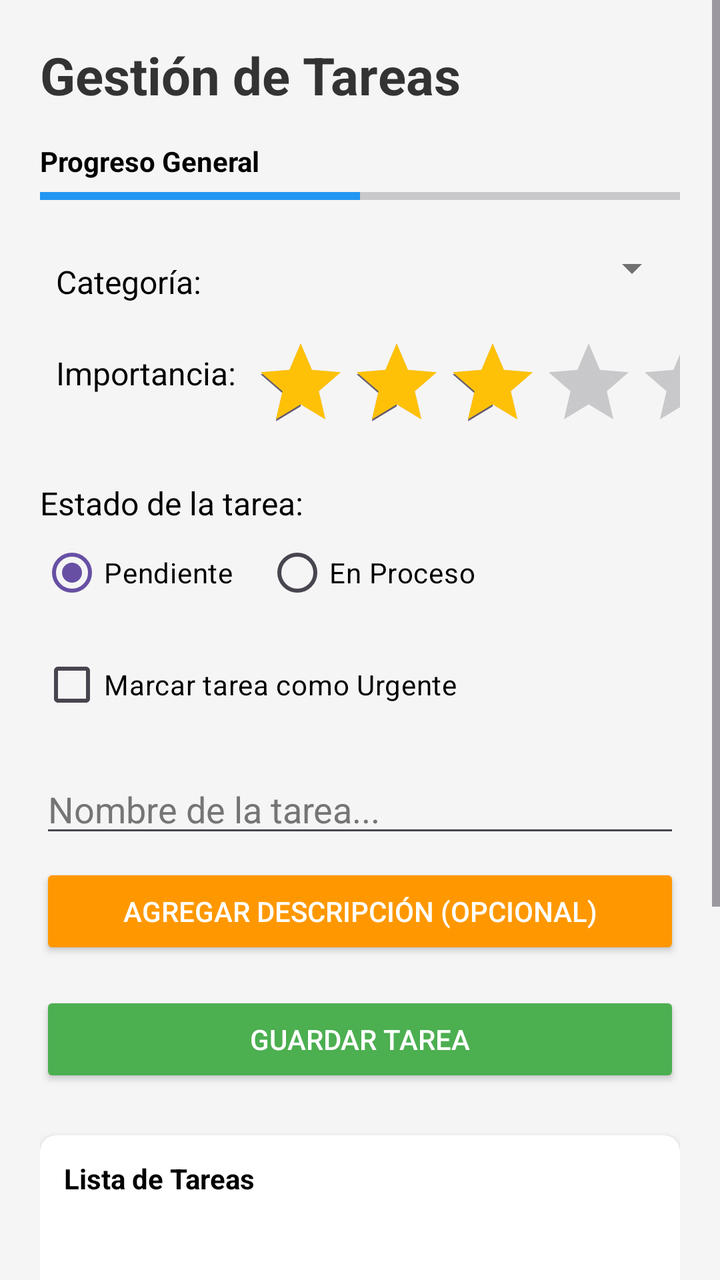
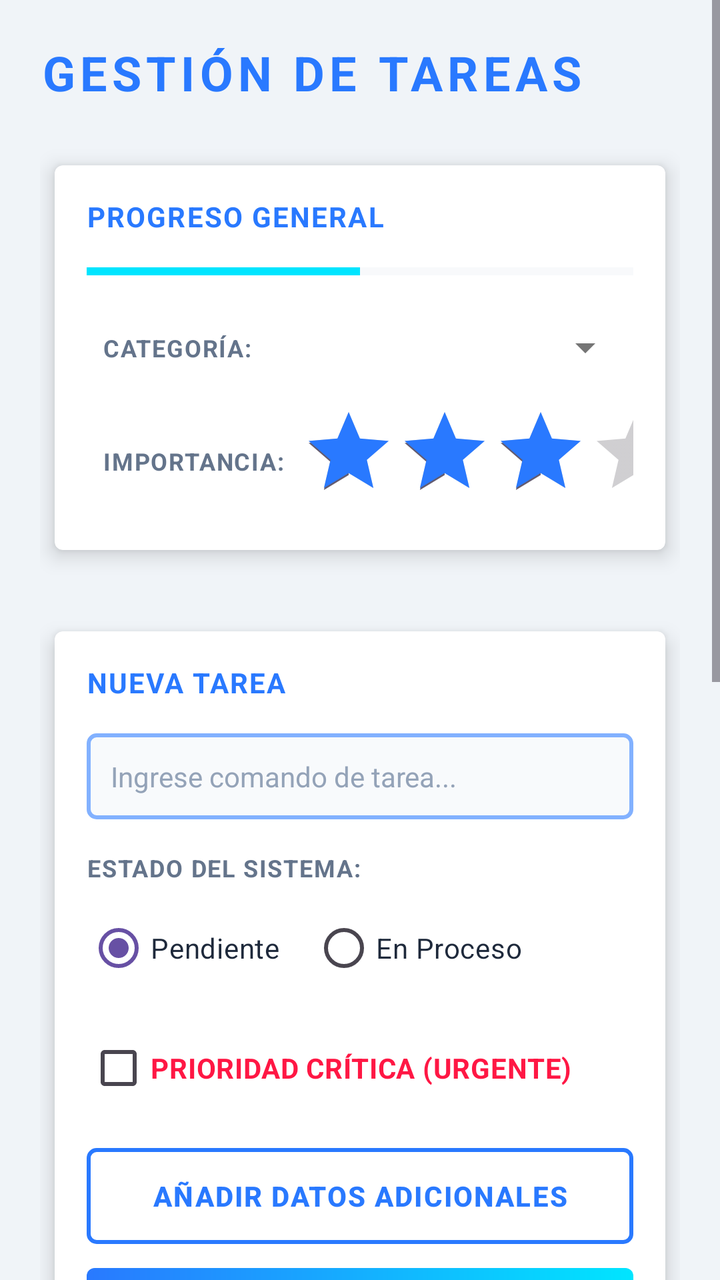

An Android layout rendered at two revisions. The XML below is the earlier revision; the diff shows what the commit changed to produce the second picture.
<!-- AndroidManifest.xml: application theme Theme.MyApplication -->
<!-- res/layout/activity_tareas.xml -->
<?xml version="1.0" encoding="utf-8"?>
<ScrollView xmlns:android="http://schemas.android.com/apk/res/android"
    xmlns:app="http://schemas.android.com/apk/res-auto"
    android:layout_width="match_parent"
    android:layout_height="match_parent"
    android:background="#F5F5F5">

    <LinearLayout
        android:layout_width="match_parent"
        android:layout_height="wrap_content"
        android:orientation="vertical"
        android:padding="20dp">

        <TextView
            android:layout_width="wrap_content"
            android:layout_height="wrap_content"
            android:layout_marginBottom="16dp"
            android:text="Gestión de Tareas"
            android:textColor="#333333"
            android:textSize="26sp"
            android:textStyle="bold" />

        <TextView
            android:layout_width="wrap_content"
            android:layout_height="wrap_content"
            android:text="Progreso General"
            android:textColor="#000000"
            android:textStyle="bold"/>

        <ProgressBar
            android:id="@+id/progressBar"
            style="?android:attr/progressBarStyleHorizontal"
            android:layout_width="match_parent"
            android:layout_height="wrap_content"
            android:layout_marginBottom="16dp"
            android:progress="50"
            android:progressTint="#2196F3" />

        <TableLayout
            android:layout_width="match_parent"
            android:layout_height="wrap_content"
            android:layout_marginBottom="16dp">

            <TableRow>
                <TextView
                    android:padding="8dp"
                    android:text="Categoría:"
                    android:textColor="#000000"
                    android:textSize="16sp" />

                
                <Spinner
                    android:id="@+id/spinnerCategoria"
                    android:layout_width="0dp"
                    android:layout_height="wrap_content"
                    android:layout_weight="1"
                    android:theme="@style/ThemeOverlay.AppCompat.Light" />
            </TableRow>

            <TableRow android:layout_marginTop="8dp">
                <TextView
                    android:padding="8dp"
                    android:text="Importancia:"
                    android:textColor="#000000"
                    android:textSize="16sp" />

                <RatingBar
                    android:id="@+id/ratingBar"
                    android:layout_width="wrap_content"
                    android:layout_height="wrap_content"
                    android:layout_gravity="center_vertical"
                    android:numStars="5"
                    android:rating="3"
                    android:stepSize="1"
                    android:progressTint="#FFC107" />
            </TableRow>
        </TableLayout>

        <TextView
            android:layout_width="wrap_content"
            android:layout_height="wrap_content"
            android:text="Estado de la tarea:"
            android:textColor="#000000"
            android:textSize="16sp" />

        <RadioGroup
            android:id="@+id/radioGroupEstado"
            android:layout_width="match_parent"
            android:layout_height="wrap_content"
            android:layout_marginBottom="8dp"
            android:orientation="horizontal">

            <RadioButton
                android:id="@+id/rbPendiente"
                android:layout_width="wrap_content"
                android:layout_height="wrap_content"
                android:checked="true"
                android:textColor="#000000"
                android:text="Pendiente" />

            <RadioButton
                android:id="@+id/rbEnProceso"
                android:layout_width="wrap_content"
                android:layout_height="wrap_content"
                android:layout_marginStart="16dp"
                android:textColor="#000000"
                android:text="En Proceso" />
        </RadioGroup>

        <CheckBox
            android:id="@+id/cbUrgente"
            android:layout_width="wrap_content"
            android:layout_height="wrap_content"
            android:layout_marginBottom="16dp"
            android:textColor="#000000"
            android:text="Marcar tarea como Urgente" />

        <EditText
            android:id="@+id/etNuevaTarea"
            android:layout_width="match_parent"
            android:layout_height="wrap_content"
            android:hint="Nombre de la tarea..."
            android:textColorHint="#757575"
            android:textColor="#000000"
            android:layout_marginBottom="8dp"/>

        <Button
            android:id="@+id/btnAgregarDescripcion"
            android:layout_width="match_parent"
            android:layout_height="wrap_content"
            android:text="Agregar Descripción (Opcional)"
            android:layout_marginBottom="16dp"
            android:textColor="#FFFFFF"
            android:backgroundTint="#FF9800"/>

        <Button
            android:id="@+id/btnGuardarTarea"
            android:layout_width="match_parent"
            android:layout_height="wrap_content"
            android:text="Guardar Tarea"
            android:layout_marginBottom="24dp"
            android:textColor="#FFFFFF"
            android:backgroundTint="#4CAF50"/>

        <androidx.cardview.widget.CardView
            android:layout_width="match_parent"
            android:layout_height="300dp"
            android:layout_marginBottom="16dp"
            app:cardCornerRadius="8dp"
            app:cardElevation="4dp"
            app:cardBackgroundColor="#FFFFFF">

            <LinearLayout
                android:layout_width="match_parent"
                android:layout_height="match_parent"
                android:orientation="vertical"
                android:padding="12dp">

                <TextView
                    android:layout_width="wrap_content"
                    android:layout_height="wrap_content"
                    android:layout_marginBottom="8dp"
                    android:text="Lista de Tareas"
                    android:textColor="#000000"
                    android:textStyle="bold" />

                <androidx.recyclerview.widget.RecyclerView
                    android:id="@+id/recyclerViewTareas"
                    android:layout_width="match_parent"
                    android:layout_height="match_parent" />
            </LinearLayout>
        </androidx.cardview.widget.CardView>

    </LinearLayout>

</ScrollView>
<!-- resources referenced by this layout -->
<resources>
  <style name="Theme.MyApplication" parent="Base.Theme.MyApplication" />
  <style name="Base.Theme.MyApplication" parent="Theme.Material3.Light.NoActionBar">
          <item name="android:forceDarkAllowed" tools:targetApi="q">false</item>
  
          
          
      </style>
</resources>

<!-- the commit's change to res/layout/activity_tareas.xml (unified diff, before → after) -->
@@ -3,7 +3,9 @@
     xmlns:app="http://schemas.android.com/apk/res-auto"
     android:layout_width="match_parent"
     android:layout_height="match_parent"
-    android:background="#F5F5F5">
+    android:background="#F0F4F8"
+    android:clipToPadding="false"
+    android:paddingBottom="24dp">
 
     <LinearLayout
         android:layout_width="match_parent"
@@ -14,160 +16,240 @@
         <TextView
             android:layout_width="wrap_content"
             android:layout_height="wrap_content"
-            android:layout_marginBottom="16dp"
+            android:layout_marginBottom="20dp"
             android:text="Gestión de Tareas"
-            android:textColor="#333333"
-            android:textSize="26sp"
-            android:textStyle="bold" />
-
-        <TextView
-            android:layout_width="wrap_content"
-            android:layout_height="wrap_content"
-            android:text="Progreso General"
-            android:textColor="#000000"
-            android:textStyle="bold"/>
-
-        <ProgressBar
-            android:id="@+id/progressBar"
-            style="?android:attr/progressBarStyleHorizontal"
+            android:textColor="#2979FF"
+            android:textSize="24sp"
+            android:textStyle="bold"
+            android:textAllCaps="true"
+            android:letterSpacing="0.1" />
+
+        <androidx.cardview.widget.CardView
             android:layout_width="match_parent"
             android:layout_height="wrap_content"
-            android:layout_marginBottom="16dp"
-            android:progress="50"
-            android:progressTint="#2196F3" />
-
-        <TableLayout
+            android:layout_marginBottom="20dp"
+            app:cardCornerRadius="4dp"
+            app:cardElevation="6dp"
+            app:cardBackgroundColor="#FFFFFF"
+            app:cardUseCompatPadding="true">
+
+            <LinearLayout
+                android:layout_width="match_parent"
+                android:layout_height="wrap_content"
+                android:orientation="vertical"
+                android:padding="16dp">
+
+                <TextView
+                    android:layout_width="wrap_content"
+                    android:layout_height="wrap_content"
+                    android:text="Progreso General"
+                    android:textColor="#2979FF"
+                    android:textSize="14sp"
+                    android:textStyle="bold"
+                    android:textAllCaps="true"
+                    android:letterSpacing="0.05"
+                    android:layout_marginBottom="12dp"/>
+
+                <ProgressBar
+                    android:id="@+id/progressBar"
+                    style="?android:attr/progressBarStyleHorizontal"
+                    android:layout_width="match_parent"
+                    android:layout_height="12dp"
+                    android:layout_marginBottom="16dp"
+                    android:progress="50"
+                    android:progressTint="#00E5FF"
+                    android:progressBackgroundTint="#E2E8F0" />
+
+                <TableLayout
+                    android:layout_width="match_parent"
+                    android:layout_height="wrap_content">
+
+                    <TableRow android:gravity="center_vertical">
+                        <TextView
+                            android:padding="8dp"
+                            android:text="Categoría:"
+                            android:textColor="#64748B"
+                            android:textSize="12sp"
+                            android:textStyle="bold"
+                            android:textAllCaps="true"
+                            android:letterSpacing="0.05" />
+
+                        <Spinner
+                            android:id="@+id/spinnerCategoria"
+                            android:layout_width="0dp"
+                            android:layout_height="wrap_content"
+                            android:layout_weight="1"
+                            android:theme="@style/ThemeOverlay.AppCompat.Light" />
+                    </TableRow>
+
+                    <TableRow android:layout_marginTop="12dp" android:gravity="center_vertical">
+                        <TextView
+                            android:padding="8dp"
+                            android:text="Importancia:"
+                            android:textColor="#64748B"
+                            android:textSize="12sp"
+                            android:textStyle="bold"
+                            android:textAllCaps="true"
+                            android:letterSpacing="0.05" />
+
+                        <RatingBar
+                            android:id="@+id/ratingBar"
+                            android:layout_width="wrap_content"
+                            android:layout_height="wrap_content"
+                            android:layout_gravity="center_vertical"
+                            android:numStars="5"
+                            android:rating="3"
+                            android:stepSize="1"
+                            android:progressTint="#2979FF" />
+                    </TableRow>
+                </TableLayout>
+
+            </LinearLayout>
+        </androidx.cardview.widget.CardView>
+
+        <androidx.cardview.widget.CardView
             android:layout_width="match_parent"
             android:layout_height="wrap_content"
-            android:layout_marginBottom="16dp">
-
-            <TableRow>
-                <TextView
-                    android:padding="8dp"
-                    android:text="Categoría:"
-                    android:textColor="#000000"
-                    android:textSize="16sp" />
-
-                
-                <Spinner
-                    android:id="@+id/spinnerCategoria"
-                    android:layout_width="0dp"
-                    android:layout_height="wrap_content"
-                    android:layout_weight="1"
-                    android:theme="@style/ThemeOverlay.AppCompat.Light" />
-            </TableRow>
-
-            <TableRow android:layout_marginTop="8dp">
-                <TextView
-                    android:padding="8dp"
-                    android:text="Importancia:"
-                    android:textColor="#000000"
-                    android:textSize="16sp" />
-
-                <RatingBar
-                    android:id="@+id/ratingBar"
-                    android:layout_width="wrap_content"
-                    android:layout_height="wrap_content"
-                    android:layout_gravity="center_vertical"
-                    android:numStars="5"
-                    android:rating="3"
-                    android:stepSize="1"
-                    android:progressTint="#FFC107" />
-            </TableRow>
-        </TableLayout>
-
-        <TextView
-            android:layout_width="wrap_content"
-            android:layout_height="wrap_content"
-            android:text="Estado de la tarea:"
-            android:textColor="#000000"
-            android:textSize="16sp" />
-
-        <RadioGroup
-            android:id="@+id/radioGroupEstado"
-            android:layout_width="match_parent"
-            android:layout_height="wrap_content"
-            android:layout_marginBottom="8dp"
-            android:orientation="horizontal">
-
-            <RadioButton
-                android:id="@+id/rbPendiente"
-                android:layout_width="wrap_content"
+            android:layout_marginBottom="20dp"
+            app:cardCornerRadius="4dp"
+            app:cardElevation="6dp"
+            app:cardBackgroundColor="#FFFFFF"
+            app:cardUseCompatPadding="true">
+
+            <LinearLayout
+                android:layout_width="match_parent"
                 android:layout_height="wrap_content"
-                android:checked="true"
-                android:textColor="#000000"
-                android:text="Pendiente" />
-
-            <RadioButton
-                android:id="@+id/rbEnProceso"
-                android:layout_width="wrap_content"
-                android:layout_height="wrap_content"
-                android:layout_marginStart="16dp"
-                android:textColor="#000000"
-                android:text="En Proceso" />
-        </RadioGroup>
-
-        <CheckBox
-            android:id="@+id/cbUrgente"
-            android:layout_width="wrap_content"
-            android:layout_height="wrap_content"
-            android:layout_marginBottom="16dp"
-            android:textColor="#000000"
-            android:text="Marcar tarea como Urgente" />
-
-        <EditText
-            android:id="@+id/etNuevaTarea"
-            android:layout_width="match_parent"
-            android:layout_height="wrap_content"
-            android:hint="Nombre de la tarea..."
-            android:textColorHint="#757575"
-            android:textColor="#000000"
-            android:layout_marginBottom="8dp"/>
-
-        <Button
-            android:id="@+id/btnAgregarDescripcion"
-            android:layout_width="match_parent"
-            android:layout_height="wrap_content"
-            android:text="Agregar Descripción (Opcional)"
-            android:layout_marginBottom="16dp"
-            android:textColor="#FFFFFF"
-            android:backgroundTint="#FF9800"/>
-
-        <Button
-            android:id="@+id/btnGuardarTarea"
-            android:layout_width="match_parent"
-            android:layout_height="wrap_content"
-            android:text="Guardar Tarea"
-            android:layout_marginBottom="24dp"
-            android:textColor="#FFFFFF"
-            android:backgroundTint="#4CAF50"/>
+                android:orientation="vertical"
+                android:padding="16dp">
+
+                <TextView
+                    android:layout_width="wrap_content"
+                    android:layout_height="wrap_content"
+                    android:text="Nueva Tarea"
+                    android:textColor="#2979FF"
+                    android:textSize="14sp"
+                    android:textStyle="bold"
+                    android:textAllCaps="true"
+                    android:letterSpacing="0.05"
+                    android:layout_marginBottom="16dp"/>
+
+                <EditText
+                    android:id="@+id/etNuevaTarea"
+                    android:layout_width="match_parent"
+                    android:layout_height="wrap_content"
+                    android:hint="Ingrese comando de tarea..."
+                    android:textColorHint="#94A3B8"
+                    android:textColor="#1E293B"
+                    android:textSize="14sp"
+                    android:padding="12dp"
+                    android:background="@drawable/bg_edit_text"
+                    android:layout_marginBottom="16dp"/>
+
+                <TextView
+                    android:layout_width="wrap_content"
+                    android:layout_height="wrap_content"
+                    android:text="Estado del sistema:"
+                    android:textColor="#64748B"
+                    android:textSize="12sp"
+                    android:textStyle="bold"
+                    android:textAllCaps="true"
+                    android:letterSpacing="0.05"
+                    android:layout_marginBottom="8dp"/>
+
+                <RadioGroup
+                    android:id="@+id/radioGroupEstado"
+                    android:layout_width="match_parent"
+                    android:layout_height="wrap_content"
+                    android:layout_marginBottom="12dp"
+                    android:orientation="horizontal">
+
+                    <RadioButton
+                        android:id="@+id/rbPendiente"
+                        android:layout_width="wrap_content"
+                        android:layout_height="wrap_content"
+                        android:checked="true"
+                        android:textColor="#1E293B"
+                        android:buttonTint="#2979FF"
+                        android:text="Pendiente" />
+
+                    <RadioButton
+                        android:id="@+id/rbEnProceso"
+                        android:layout_width="wrap_content"
+                        android:layout_height="wrap_content"
+                        android:layout_marginStart="16dp"
+                        android:textColor="#1E293B"
+                        android:buttonTint="#2979FF"
+                        android:text="En Proceso" />
+                </RadioGroup>
+
+                <CheckBox
+                    android:id="@+id/cbUrgente"
+                    android:layout_width="wrap_content"
+                    android:layout_height="wrap_content"
+                    android:layout_marginBottom="16dp"
+                    android:textColor="#FF1744"
+                    android:buttonTint="#FF1744"
+                    android:textStyle="bold"
+                    android:text="PRIORIDAD CRÍTICA (URGENTE)" />
+
+                <Button
+                    android:id="@+id/btnAgregarDescripcion"
+                    android:layout_width="match_parent"
+                    android:layout_height="wrap_content"
+                    android:text="Añadir Datos Adicionales"
+                    android:layout_marginBottom="12dp"
+                    android:textColor="#2979FF"
+                    android:textAllCaps="true"
+                    android:letterSpacing="0.05"
+                    android:textStyle="bold"
+                    android:background="@drawable/bg_button_secondary"/>
+
+                <Button
+                    android:id="@+id/btnGuardarTarea"
+                    android:layout_width="match_parent"
+                    android:layout_height="wrap_content"
+                    android:text="Ejecutar Tarea"
+                    android:textColor="#FFFFFF"
+                    android:textAllCaps="true"
+                    android:letterSpacing="0.05"
+                    android:textStyle="bold"
+                    android:background="@drawable/bg_button_primary"/>
+
+            </LinearLayout>
+        </androidx.cardview.widget.CardView>
 
         <androidx.cardview.widget.CardView
             android:layout_width="match_parent"
-            android:layout_height="300dp"
-            android:layout_marginBottom="16dp"
-            app:cardCornerRadius="8dp"
-            app:cardElevation="4dp"
-            app:cardBackgroundColor="#FFFFFF">
+            android:layout_height="400dp"
+            android:layout_marginBottom="8dp"
+            app:cardCornerRadius="4dp"
+            app:cardElevation="6dp"
+            app:cardBackgroundColor="#FFFFFF"
+            app:cardUseCompatPadding="true">
 
             <LinearLayout
                 android:layout_width="match_parent"
                 android:layout_height="match_parent"
                 android:orientation="vertical"
-                android:padding="12dp">
-
-                <TextView
-                    android:layout_width="wrap_content"
-                    android:layout_height="wrap_content"
-                    android:layout_marginBottom="8dp"
-                    android:text="Lista de Tareas"
-                    android:textColor="#000000"
-                    android:textStyle="bold" />
+                android:padding="16dp">
+
+                <TextView
+                    android:layout_width="wrap_content"
+                    android:layout_height="wrap_content"
+                    android:layout_marginBottom="12dp"
+                    android:text="Registro de Tareas"
+                    android:textColor="#2979FF"
+                    android:textSize="16sp"
+                    android:textStyle="bold"
+                    android:textAllCaps="true"
+                    android:letterSpacing="0.05" />
 
                 <androidx.recyclerview.widget.RecyclerView
                     android:id="@+id/recyclerViewTareas"
                     android:layout_width="match_parent"
-                    android:layout_height="match_parent" />
+                    android:layout_height="match_parent"
+                    android:clipToPadding="false"
+                    android:paddingBottom="8dp"/>
             </LinearLayout>
         </androidx.cardview.widget.CardView>
 
<!-- resource entries referenced after the edit -->
@@ -1,5 +1,39 @@
 <!-- resources referenced by this layout -->
 <resources>
+  <!-- drawable bg_button_primary (drawable) -->
+  <?xml version="1.0" encoding="utf-8"?>
+  <ripple xmlns:android="http://schemas.android.com/apk/res/android"
+      android:color="#33FFFFFF">
+      <item>
+          <shape android:shape="rectangle">
+              <gradient
+                  android:startColor="#2979FF"
+                  android:endColor="#00E5FF"
+                  android:angle="0"/>
+              <corners android:radius="4dp"/>
+          </shape>
+      </item>
+  </ripple>
+  <!-- drawable bg_button_secondary (drawable) -->
+  <?xml version="1.0" encoding="utf-8"?>
+  <ripple xmlns:android="http://schemas.android.com/apk/res/android"
+      android:color="#332979FF">
+      <item>
+          <shape android:shape="rectangle">
+              <solid android:color="#00000000"/>
+              <stroke android:width="2dp" android:color="#2979FF"/>
+              <corners android:radius="4dp"/>
+          </shape>
+      </item>
+  </ripple>
+  <!-- drawable bg_edit_text (drawable) -->
+  <?xml version="1.0" encoding="utf-8"?>
+  <shape xmlns:android="http://schemas.android.com/apk/res/android"
+      android:shape="rectangle">
+      <solid android:color="#F8FAFC"/>
+      <stroke android:width="2dp" android:color="#82B1FF"/>
+      <corners android:radius="4dp"/>
+  </shape>
   <style name="Theme.MyApplication" parent="Base.Theme.MyApplication" />
   <style name="Base.Theme.MyApplication" parent="Theme.Material3.Light.NoActionBar">
           <item name="android:forceDarkAllowed" tools:targetApi="q">false</item>
